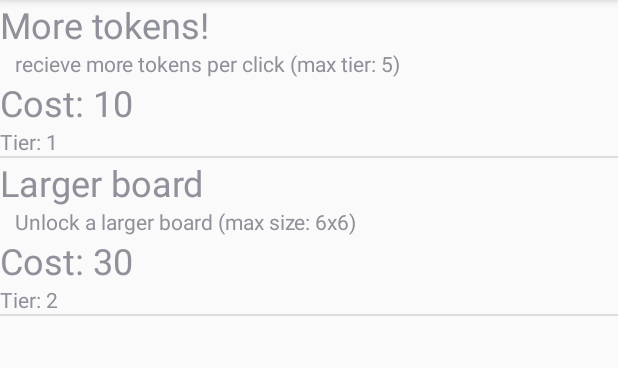
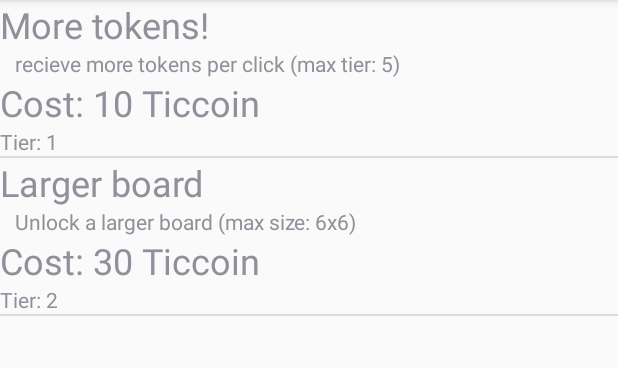
Before and after one commit to Clint-Portfolio/TicTacToeClicker, an Android app: the screen it shows after launch (UpgradeActivity), after a tap on "UPGRADES", on a phone screen of 412 x 824 dp, the part 84-452 px from its top. Run offline under Robolectric (Android 15) with nearby library versions, the phone set to English and light mode, and no system bars.

Commit message:
Did mostly server side activity, 'score' is now 'Ticcoin'

```diff
--- a/app/src/main/java/com/example/clintnieuwendijk/tictactoeclicker/MainActivity.java
+++ b/app/src/main/java/com/example/clintnieuwendijk/tictactoeclicker/MainActivity.java
@@ -3,7 +3,6 @@ package com.example.clintnieuwendijk.tictactoeclicker;
 import android.content.Intent;
 import android.support.v7.app.AppCompatActivity;
 import android.os.Bundle;
-import android.util.Log;
 import android.view.View;
 import android.widget.TextView;
 
@@ -22,9 +21,8 @@ public class MainActivity extends AppCompatActivity {
         playerDB.makePlayer(this);
 
         TextView scoreView = findViewById(R.id.ScoreView);
-        scoreView.setText(String.format("Score: %d", playerDB.getTokens()));
+        scoreView.setText(String.format("You have: %d Ticcoin", playerDB.getTokens()));
 
-        Log.d("Call to", "Oncreate");
     }
 
     public void mainClick(View view){
--- a/app/src/main/java/com/example/clintnieuwendijk/tictactoeclicker/UpgradeAdapter.java
+++ b/app/src/main/java/com/example/clintnieuwendijk/tictactoeclicker/UpgradeAdapter.java
@@ -39,7 +39,7 @@ public class UpgradeAdapter extends ResourceCursorAdapter {
         int tierLevel = cursor.getInt(cursor.getColumnIndex("unlocked"));
         int upgradeCost = cursor.getInt(cursor.getColumnIndex("cost")) * tierLevel;
 
-        String upgradeCostFormat = String.format(Locale.US, "Cost: %d", upgradeCost);
+        String upgradeCostFormat = String.format(Locale.US, "Cost: %d Ticcoin", upgradeCost);
         upgradeCostText.setText(upgradeCostFormat);
 
         String upgradeTierFormat = String.format(Locale.US, "Tier: %d", tierLevel);
```
Also changed, not shown: app/src/main/java/com/example/clintnieuwendijk/tictactoeclicker/MultiplayerStartGameActivity.java (line endings or trailing spaces).
